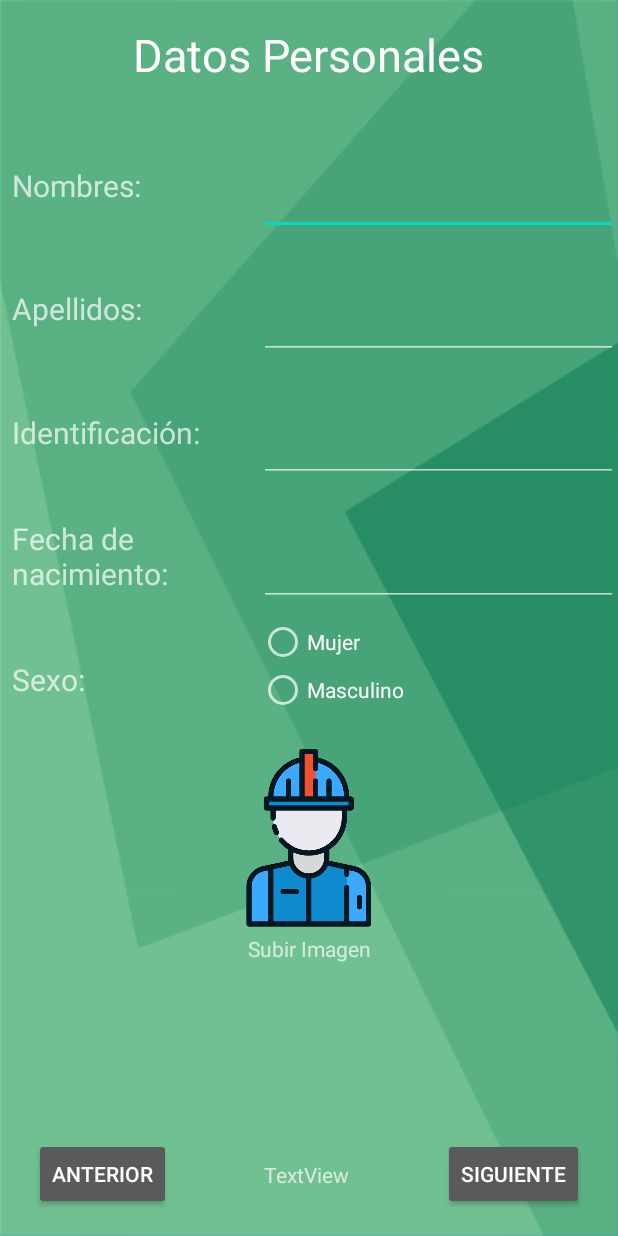
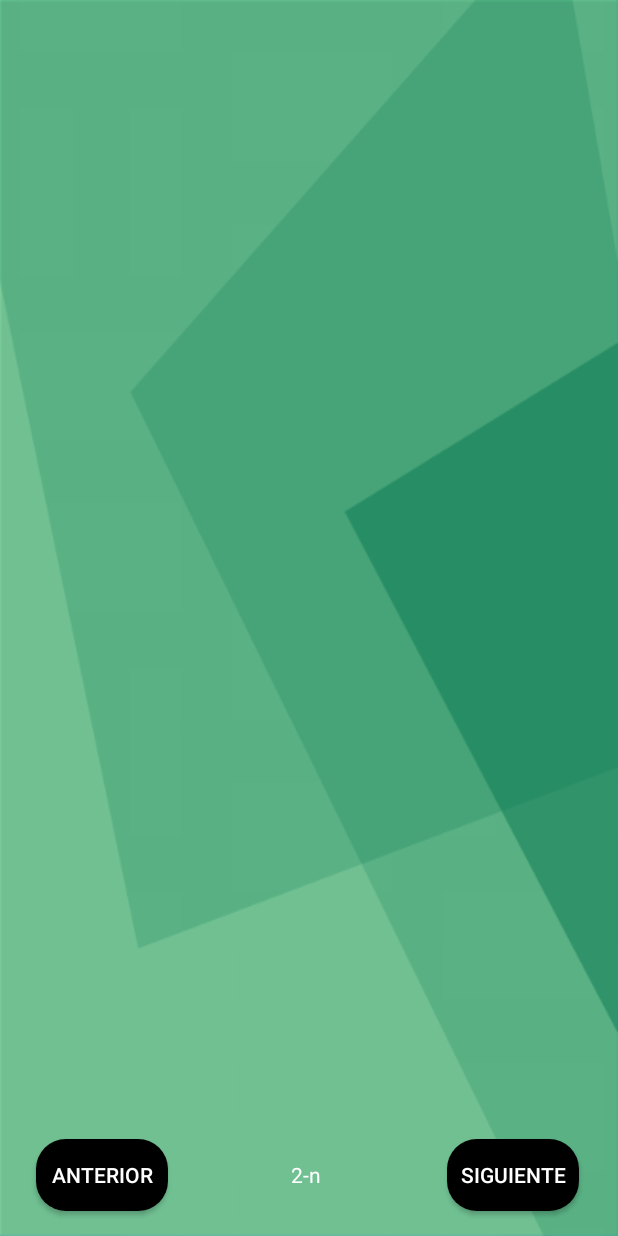
Before and after one commit to topassky/Abogados, an Android app: the registro_datos_personales1 screen opened directly, with no data from a screen before it, after a tap on "SIGUIENTE", on a phone screen of 412 x 824 dp. Run offline under Robolectric (Android 15) with nearby library versions, the phone set to English and light mode, and no system bars; pictures from the network do not load.

Commit message:
boton siguiente funcionando

```diff
--- a/app/src/main/java/com/comcop/abogados/models/Utilidades.java
+++ b/app/src/main/java/com/comcop/abogados/models/Utilidades.java
@@ -6,5 +6,6 @@ public class Utilidades {
     public static final int PROFESIONES = 2;
     public static int visualizacion = SERVICIOS;
 
+    public static int REGISTRO = 1;
 
 }
--- a/app/src/main/java/com/comcop/abogados/ui/ConecionSQLiteHelper.java
+++ b/app/src/main/java/com/comcop/abogados/ui/ConecionSQLiteHelper.java
@@ -6,7 +6,7 @@ import android.database.sqlite.SQLiteOpenHelper;
 
 import androidx.annotation.Nullable;
 
-import com.example.ciclista_actual.utilities.Utilities;
+///import com.example.ciclista_actual.utilities.Utilities;
 
 public class ConecionSQLiteHelper extends SQLiteOpenHelper {
 
--- a/app/src/main/java/com/comcop/abogados/ui/registro_datos_personales1.java
+++ b/app/src/main/java/com/comcop/abogados/ui/registro_datos_personales1.java
@@ -11,30 +11,38 @@ import android.media.Image;
 import android.net.Uri;
 import android.os.Bundle;
 import android.provider.MediaStore;
+import android.view.MenuInflater;
+import android.view.MenuItem;
 import android.view.View;
 import android.widget.Button;
 import android.widget.DatePicker;
 import android.widget.EditText;
 import android.widget.ImageView;
+import android.widget.PopupMenu;
 import android.widget.RadioButton;
 import android.widget.RadioGroup;
+import android.widget.TextView;
 import android.widget.Toast;
 
 import com.comcop.abogados.R;
+import com.comcop.abogados.models.Utilidades;
+
 import java.util.Calendar;
 
 import javax.xml.transform.Result;
 
-public class registro_datos_personales1 extends AppCompatActivity {
-    EditText EditNacimiento;
+public class registro_datos_personales1 extends AppCompatActivity implements PopupMenu.OnMenuItemClickListener {
+
     private int mYearIni, mMonthIni, mDayIni, sYearIni, sMonthIni, sDayIni;
     static final int DATE_ID = 0;
     Calendar C = Calendar.getInstance();
 
+    EditText EditNacimiento,EditSexo;
+    TextView numTabla;
     RadioGroup radioGroup;
     RadioButton radioButton;
-
     ImageView imagen;
+    //public int num_tabla=1;
 
     @Override
     protected void onCreate(Bundle savedInstanceState) {
@@ -48,6 +56,8 @@ public class registro_datos_personales1 extends AppCompatActivity {
         sDayIni = C.get(Calendar.DAY_OF_MONTH);
         sYearIni = C.get(Calendar.YEAR);
         EditNacimiento = (EditText) findViewById(R.id.EditNacimiento);
+        numTabla = (TextView) findViewById(R.id.numTabla);
+        numTabla.setText(Utilidades.REGISTRO +"-n");
 
         EditNacimiento.setOnClickListener(new View.OnClickListener() {
             @Override
@@ -61,14 +71,14 @@ public class registro_datos_personales1 extends AppCompatActivity {
          * Registro del sexo.
          */
 
-        radioGroup =findViewById(R.id.RadioGroupSexo);
-        Button buttonSiguiente = findViewById(R.id.Siguiente1);
-        buttonSiguiente.setOnClickListener(new View.OnClickListener() {
-            @Override
-            public void onClick(View v) {
-                checkButton();
-            }
-        });
+       // radioGroup =findViewById(R.id.RadioGroupSexo);
+        //Button buttonSiguiente = findViewById(R.id.Siguiente1);
+        //buttonSiguiente.setOnClickListener(new View.OnClickListener() {
+        //    @Override
+        //    public void onClick(View v) {
+        //        checkButton();
+        //    }
+        //});
 
         /**
          * Ingresar una imagen desde la galeria.
@@ -76,6 +86,11 @@ public class registro_datos_personales1 extends AppCompatActivity {
 
         imagen = (ImageView) findViewById(R.id.imggaleria);
 
+        /**
+         * Registro del boton se sexo
+         */
+
+        EditSexo = (EditText) findViewById(R.id.EditSexo);
     }
 
     private void checkButton(){
@@ -129,4 +144,50 @@ public class registro_datos_personales1 extends AppCompatActivity {
             imagen.setImageURI(miPath);
         }
     }
+
+    public void showPopup(View v) {
+        PopupMenu popup = new PopupMenu(this, v);
+        MenuInflater inflater = popup.getMenuInflater();
+        inflater.inflate(R.menu.menu_en_activity, popup.getMenu());
+        popup.setOnMenuItemClickListener(registro_datos_personales1.this);
+        popup.show();
+    }
+
+
+    @Override
+    public boolean onMenuItemClick(MenuItem menuItem) {
+        switch (menuItem.getItemId()) {
+            case R.id.Hombre:
+                //archive(item);
+                //Toast.makeText(getApplicationContext(),"Hombre :", Toast.LENGTH_SHORT).show();
+                EditSexo.setText("Hombre");
+                return true;
+            case R.id.Mujer:
+                //delete(item);
+                EditSexo.setText("Mujer");
+                return true;
+            case R.id.Otro:
+                //delete(item);
+                EditSexo.setText("¿Cuál?");
+                return true;
+            default:
+                return false;
+        }
+    }
+
+    public void OnClickSiguiente(View view) {
+        switch (view.getId()){
+            case R.id.Siguiente1:
+                Utilidades.REGISTRO=Utilidades.REGISTRO+1;
+                Intent intent = new Intent(registro_datos_personales1.this, registro_datos_personales2.class);
+                startActivity(intent);
+
+                break;
+            case R.id.Anteorior:
+
+                break;
+        }
+
+
+    }
 }
--- /dev/null
+++ b/app/src/main/java/com/comcop/abogados/ui/registro_datos_personales2.java
@@ -0,0 +1,41 @@
+package com.comcop.abogados.ui;
+
+import androidx.appcompat.app.AppCompatActivity;
+
+import android.content.Intent;
+import android.os.Bundle;
+import android.view.View;
+import android.widget.TextView;
+import android.widget.Toast;
+
+import com.comcop.abogados.R;
+import com.comcop.abogados.models.Utilidades;
+
+public class registro_datos_personales2 extends AppCompatActivity {
+
+    TextView numTabla;
+    @Override
+    protected void onCreate(Bundle savedInstanceState) {
+        super.onCreate(savedInstanceState);
+        setContentView(R.layout.activity_registro_datos_personales2);
+
+        numTabla = (TextView) findViewById(R.id.numTabla);
+        numTabla.setText(Utilidades.REGISTRO +"-n");
+
+    }
+    public void OnClickSiguiente(View view) {
+        switch (view.getId()){
+            case R.id.Siguiente1:
+                Toast.makeText(this,"Numero"+ Utilidades.REGISTRO,Toast.LENGTH_SHORT).show();
+            break;
+            case R.id.Anteorior:
+                Utilidades.REGISTRO=Utilidades.REGISTRO-1;
+                //Toast.makeText(this,"Numero"+ Utilidades.REGISTRO,Toast.LENGTH_SHORT).show();
+                Intent intent = new Intent(registro_datos_personales2.this, registro_datos_personales1.class);
+                startActivity(intent);
+            break;
+        }
+    }
+
+
+}
--- a/app/src/main/res/layout/activity_login.xml
+++ b/app/src/main/res/layout/activity_login.xml
@@ -13,7 +13,8 @@
         layout="@layout/login_layout"
         android:layout_width="wrap_content"
         android:layout_height="wrap_content"
-        android:layout_centerHorizontal="true" />
+        android:layout_centerHorizontal="true"
+        android:layout_centerVertical="true"/>
 
 
 </RelativeLayout>
--- /dev/null
+++ b/app/src/main/res/layout/activity_registro_datos_personales2.xml
@@ -0,0 +1,65 @@
+<?xml version="1.0" encoding="utf-8"?>
+<androidx.constraintlayout.widget.ConstraintLayout xmlns:android="http://schemas.android.com/apk/res/android"
+    xmlns:app="http://schemas.android.com/apk/res-auto"
+    xmlns:tools="http://schemas.android.com/tools"
+    android:layout_width="match_parent"
+    android:layout_height="match_parent"
+    tools:context=".ui.registro_datos_personales2"
+    android:background="@drawable/brackground_02"
+    >
+    <androidx.constraintlayout.widget.Guideline
+        android:id="@+id/guideline9"
+        android:layout_width="wrap_content"
+        android:layout_height="wrap_content"
+        android:orientation="horizontal"
+        app:layout_constraintGuide_percent="0.9015048" />
+    <androidx.constraintlayout.widget.Guideline
+        android:id="@+id/guideline10"
+        android:layout_width="wrap_content"
+        android:layout_height="wrap_content"
+        android:orientation="vertical"
+        app:layout_constraintGuide_percent="0.33090025" />
+
+    <androidx.constraintlayout.widget.Guideline
+        android:id="@+id/guideline13"
+        android:layout_width="wrap_content"
+        android:layout_height="wrap_content"
+        android:orientation="vertical"
+        app:layout_constraintGuide_percent="0.66" />
+
+    <Button
+        android:id="@+id/Anteorior"
+        android:layout_width="wrap_content"
+        android:layout_height="wrap_content"
+        android:text="ANTERIOR"
+        android:onClick="OnClickSiguiente"
+        android:background="@drawable/button_rectange_color"
+        app:layout_constraintBottom_toBottomOf="parent"
+        app:layout_constraintEnd_toStartOf="@+id/guideline10"
+        app:layout_constraintStart_toStartOf="parent"
+        app:layout_constraintTop_toTopOf="@+id/guideline9" />
+
+    <TextView
+        android:id="@+id/numTabla"
+        android:layout_width="0dp"
+        android:layout_height="0dp"
+        android:gravity="center"
+        android:textColor="#ffffff"
+        app:layout_constraintBottom_toBottomOf="parent"
+        app:layout_constraintEnd_toStartOf="@+id/guideline13"
+        app:layout_constraintStart_toStartOf="@+id/guideline10"
+        app:layout_constraintTop_toTopOf="@+id/guideline9" />
+    <Button
+        android:id="@+id/Siguiente1"
+        android:layout_width="wrap_content"
+        android:layout_height="wrap_content"
+        android:onClick="OnClickSiguiente"
+        android:text="Siguiente"
+        android:background="@drawable/button_rectange_color"
+        app:layout_constraintBottom_toBottomOf="parent"
+        app:layout_constraintEnd_toEndOf="parent"
+        app:layout_constraintStart_toStartOf="@+id/guideline13"
+        app:layout_constraintTop_toTopOf="@+id/guideline9" />
+
+
+</androidx.constraintlayout.widget.ConstraintLayout>
--- a/app/src/main/res/layout/login_layout.xml
+++ b/app/src/main/res/layout/login_layout.xml
@@ -61,9 +61,9 @@
         android:layout_below="@+id/btn_login"
         android:layout_centerHorizontal="true"
         android:layout_marginTop="20dp"
-        android:textSize="15sp"
         android:onClick="OnClickRegiste"
+        android:text="Registrame"
         android:textColor="#ffffff"
-        android:text="Register Me" />
+        android:textSize="15sp" />
 
 </RelativeLayout>
--- /dev/null
+++ b/app/src/main/res/menu/menu_en_activity.xml
@@ -0,0 +1,14 @@
+<?xml version="1.0" encoding="utf-8"?>
+<menu xmlns:android="http://schemas.android.com/apk/res/android"
+    xmlns:tools="http://schemas.android.com/tools"
+    tools:context=".ui.prueba"
+    >
+
+    <item android:id="@+id/Hombre"
+        android:title="Hombre"/>
+    <item android:id="@+id/Mujer"
+        android:title="Mujer"/>
+    <item android:id="@+id/Otro"
+        android:title="Otro"/>
+
+</menu>
--- a/build.gradle
+++ b/build.gradle
@@ -8,7 +8,7 @@ buildscript {
 
     }
     dependencies {
-        classpath 'com.android.tools.build:gradle:3.6.3'
+        classpath 'com.android.tools.build:gradle:4.0.1'
 
 
         // NOTE: Do not place your application dependencies here; they belong
```
Also changed, not shown: app/src/main/AndroidManifest.xml (+12 -8 lines), app/src/main/res/drawable-anydpi/ic_action_sexo.xml (added, +16 -0 lines), app/src/main/res/layout/activity_registro_datos_personales1.xml (+42 -10 lines), app/src/main/res/drawable-hdpi/ic_action_sexo.png (added), app/src/main/res/drawable-mdpi/ic_action_sexo.png (added), app/src/main/res/drawable-xhdpi/ic_action_sexo.png (added), app/src/main/res/drawable-xxhdpi/ic_action_sexo.png (added), gradle/wrapper/gradle-wrapper.properties.
